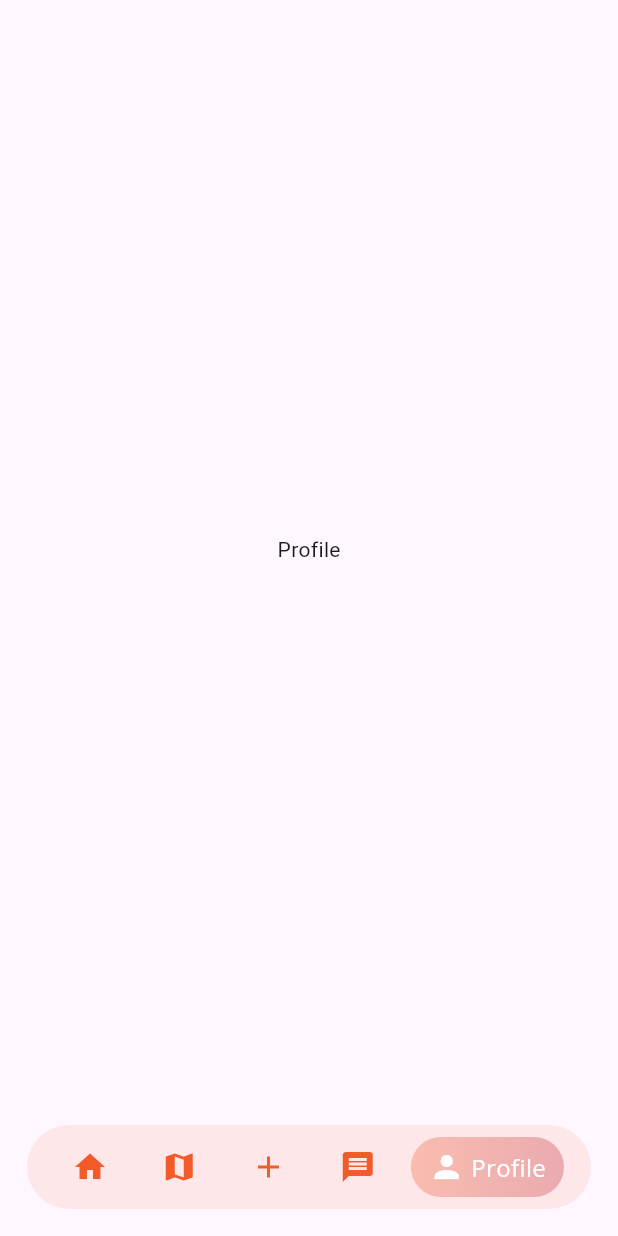
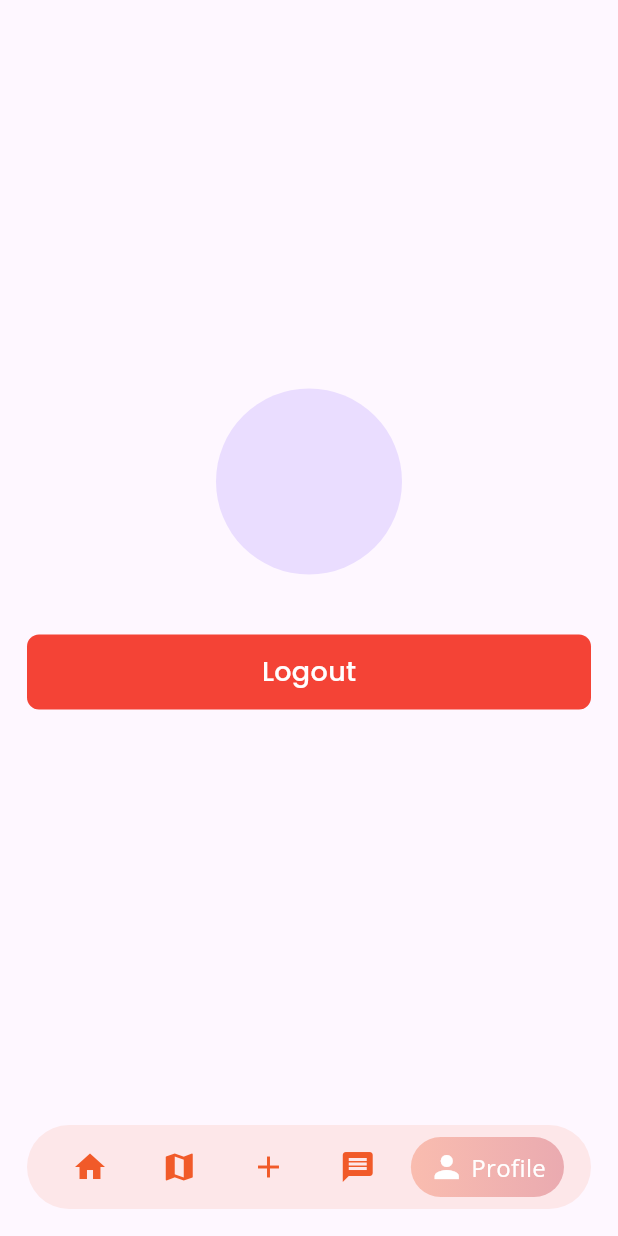
Before and after one commit to m6474n/food-connect, a Flutter app: the HomePage screen opened by its route, item 5 of the bottom bar chosen, on a phone screen of 412 x 824 dp. Run offline on Flutter 3.47's test engine with Material 2 defaults, Android fonts, the light colour scheme and no system bars; drawn by our look-alikes of google_nav_bar; our stand-ins replace cloud_firestore, firebase_auth, firebase_core, firebase_database, fluttertoast, google_fonts and 3 more; missing offline and left inert: dart:ffi; accounts and stored records are empty.

```diff
--- a/lib/components/InputField.dart
+++ b/lib/components/InputField.dart
@@ -1,3 +1,5 @@
+import 'dart:ffi';
+
 import 'package:flutter/material.dart';
 import 'package:food_donation_app/utility/constants.dart';
 
@@ -33,7 +35,7 @@ class InputField extends StatelessWidget {
       decoration: InputDecoration(
         fillColor: Colors.grey.shade200,
         prefixIcon: Icon(
-          Icons.mail,
+         icon
         ),
         hintStyle: paragraph,
         label: Text(label),
--- a/lib/controller/login_controller.dart
+++ b/lib/controller/login_controller.dart
@@ -1,5 +1,3 @@
-
-
 import 'package:firebase_auth/firebase_auth.dart';
 import 'package:flutter/material.dart';
 import 'package:food_donation_app/routes/route_name.dart';
--- a/lib/routes/route_name.dart
+++ b/lib/routes/route_name.dart
@@ -5,4 +5,8 @@ class RouteName{
     static const String welcomScreen = 'welcome';
     static const String boardingScreen = 'boarding';
     static const String homeScreen = 'home';
+    static const String chatScreen = 'chat';
+    static const String mapScreen = 'map';
+    static const String donationScreen = 'donation';
+    static const String profileScreen   = 'profile';
 }
--- a/lib/routes/routes.dart
+++ b/lib/routes/routes.dart
@@ -5,6 +5,10 @@ import 'package:food_donation_app/views/boarding_screen.dart';
 import 'package:food_donation_app/views/home_page.dart';
 import 'package:food_donation_app/views/login.dart';
 import 'package:food_donation_app/views/register.dart';
+import 'package:food_donation_app/views/screens/ChatScreen.dart';
+import 'package:food_donation_app/views/screens/DonationScreen.dart';
+import 'package:food_donation_app/views/screens/MapScreen.dart';
+import 'package:food_donation_app/views/screens/ProfileScreen.dart';
 import 'package:food_donation_app/views/splash_screen.dart';
 import 'package:food_donation_app/views/welcome_screen.dart';
 
@@ -25,6 +29,15 @@ class Routes {
         return MaterialPageRoute(builder: (_) => const BoardingScreen());
       case RouteName.homeScreen:
         return MaterialPageRoute(builder: (_)=> const HomePage());
+      case RouteName.chatScreen:
+        return MaterialPageRoute(builder: (_)=> const ChatScreen());
+      case RouteName.mapScreen:
+        return MaterialPageRoute(builder: (_)=> const MapScreen());
+      case RouteName.donationScreen:
+        return MaterialPageRoute(builder: (_)=> const DonationScreen());
+      case RouteName.profileScreen:
+        return MaterialPageRoute(builder: (_)=> const ProfileScreen());
+
 
       default:
         return MaterialPageRoute(builder: (_) {
--- a/lib/views/home_page.dart
+++ b/lib/views/home_page.dart
@@ -2,8 +2,10 @@ import 'package:flutter/material.dart';
 import 'package:food_donation_app/utility/constants.dart';
 import 'package:food_donation_app/utility/utils.dart';
 import 'package:food_donation_app/views/screens/ChatScreen.dart';
+import 'package:food_donation_app/views/screens/DonationScreen.dart';
 import 'package:food_donation_app/views/screens/HomeScreen.dart';
 import 'package:food_donation_app/views/screens/MapScreen.dart';
+import 'package:food_donation_app/views/screens/ProfileScreen.dart';
 import 'package:google_nav_bar/google_nav_bar.dart';
 
 class HomePage extends StatefulWidget {
@@ -14,22 +16,19 @@ class HomePage extends StatefulWidget {
 }
 
 class _HomePageState extends State<HomePage> {
-
-
-
   final List<Widget> _list = [
-HomeScreen(),
-MapScreen(),
-Center(child: Text('Add Donation')),
-ChatScreen(),
-Center(child: Text('Profile')),
+    HomeScreen(),
+    MapScreen(),
+    DonationScreen(),
+    ChatScreen(),
+    ProfileScreen(),
   ];
 
-int _selectedIndex = 0;
+  int _selectedIndex = 0;
 
   @override
   Widget build(BuildContext context) {
-   final size= MediaQuery.of(context).size;
+    final size = MediaQuery.of(context).size;
     final height = size.height;
     final width = size.width;
 
@@ -38,13 +37,13 @@ int _selectedIndex = 0;
       bottomNavigationBar: Padding(
         padding: const EdgeInsets.all(18.0),
         child: Container(
-          padding: EdgeInsets.symmetric(vertical: 8, horizontal: 18),
+          padding: EdgeInsets.symmetric(vertical: 8, horizontal: 18 ),
           decoration: BoxDecoration(
             borderRadius: BorderRadius.circular(30),
             color: mainColor.withOpacity(0.1),
           ),
           child: GNav(
-            gap: width*0.01,
+            gap: width * 0.01,
             tabBackgroundColor: mainColor.withOpacity(0.3),
             tabBackgroundGradient:
                 LinearGradient(colors: [mainColor, secondaryColor]),
@@ -52,36 +51,41 @@ int _selectedIndex = 0;
             color: mainColor,
             activeColor: Colors.white,
             selectedIndex: _selectedIndex,
-            onTabChange:(index){
+            onTabChange: (index) {
               setState(() {
                 _selectedIndex = index;
               });
-            } ,
+            },
             tabs: [
               GButton(
                 icon: Icons.home,
                 text: 'Home',
-                textStyle: paragraph.copyWith(color: Colors.white,fontSize: 16),
+                textStyle:
+                    paragraph.copyWith(color: Colors.white, fontSize: 16),
               ),
               GButton(
                 icon: Icons.map,
                 text: 'Map',
-                textStyle: paragraph.copyWith(color: Colors.white,fontSize: 16),
+                textStyle:
+                    paragraph.copyWith(color: Colors.white, fontSize: 16),
               ),
               GButton(
                 icon: Icons.add,
                 text: 'Add',
-                textStyle: paragraph.copyWith(color: Colors.white,fontSize: 16),
+                textStyle:
+                    paragraph.copyWith(color: Colors.white, fontSize: 16),
               ),
               GButton(
                 icon: Icons.message,
                 text: 'Message',
-                textStyle: paragraph.copyWith(color: Colors.white,fontSize: 16),
+                textStyle:
+                    paragraph.copyWith(color: Colors.white, fontSize: 16),
               ),
               GButton(
                 icon: Icons.person,
                 text: 'Profile',
-                textStyle: paragraph.copyWith(color: Colors.white,fontSize: 16),
+                textStyle:
+                    paragraph.copyWith(color: Colors.white, fontSize: 16),
               ),
             ],
           ),
--- a/lib/views/login.dart
+++ b/lib/views/login.dart
@@ -36,7 +36,7 @@ class _LoginScreenState extends State<LoginScreen> {
   }
 
   //
-
+ValueNotifier<bool> toggle = ValueNotifier(true);
   final _formKey = GlobalKey<FormState>();
   @override
   Widget build(BuildContext context) {
@@ -93,6 +93,8 @@ class _LoginScreenState extends State<LoginScreen> {
                                     height: 16,
                                   ),
                                   PasswordField(
+
+                                    obscure: toggle.value,
                                     controller: passController,
                                     focusNode: passNode,
                                     validator: (value) {
--- /dev/null
+++ b/lib/views/screens/ProfileScreen.dart
@@ -0,0 +1,35 @@
+import 'package:firebase_auth/firebase_auth.dart';
+import 'package:flutter/material.dart';
+import 'package:food_donation_app/components/RoundedButton.dart';
+import 'package:food_donation_app/routes/route_name.dart';
+class ProfileScreen extends StatefulWidget {
+  const ProfileScreen({super.key});
+
+  @override
+  State<ProfileScreen> createState() => _ProfileScreenState();
+}
+
+class _ProfileScreenState extends State<ProfileScreen> {
+  final auth = FirebaseAuth.instance;
+
+  @override
+  Widget build(BuildContext context) {
+    return Scaffold(body: Padding(
+      padding: const EdgeInsets.all(18.0),
+      child: Column(
+        mainAxisAlignment: MainAxisAlignment.center,
+        crossAxisAlignment: CrossAxisAlignment.center,
+        children: [
+          CircleAvatar(radius: 62,),
+         SizedBox(height: 40,),
+
+
+        RoundedButton(label: 'Logout', bgColor: Colors.red, onPress: () {
+          auth.signOut().then((value) {
+            Navigator.pushNamed(context, RouteName.loginScreen);
+          });
+        }, labelColor: Colors.white, loading: false,)
+      ],),
+    ),);
+  }
+}
```
Also changed, not shown: lib/components/passwordField.dart (+6 -4 lines), lib/controller/register_controller.dart (+16 -11 lines), lib/views/add_post.dart (added, +71 -0 lines), lib/views/register.dart (+38 -25 lines), lib/views/screens/ChatScreen.dart (+31 -4 lines), lib/views/screens/DonationScreen.dart (added, +15 -0 lines), 1 other file. Lines whose indentation alone changed are shown as unchanged.
